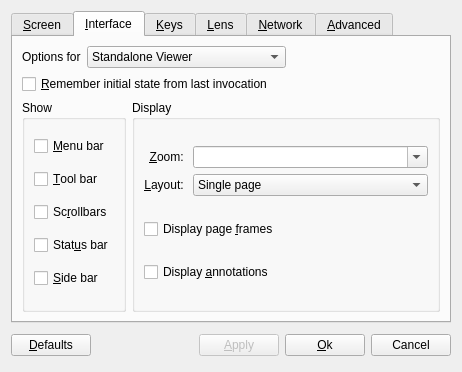
Qt form src/qdjviewprefsdialog.ui (barak/djview4) before a commit.
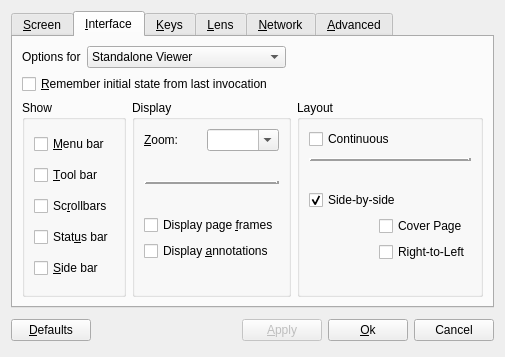
The same form after that commit. The open tabs and pages were chosen to show the change. Custom widgets are drawn as their Qt base class.

Commit message: Reshuffled preferences dialog for new side-by-side options.

What changed in the file:
```diff
--- a/src/qdjviewprefsdialog.ui
+++ b/src/qdjviewprefsdialog.ui
@@ -5,8 +5,8 @@
    <rect>
     <x>0</x>
     <y>0</y>
-    <width>447</width>
-    <height>372</height>
+    <width>505</width>
+    <height>357</height>
    </rect>
   </property>
   <property name="windowTitle" >
@@ -259,40 +259,24 @@
       </layout>
      </widget>
      <widget class="QWidget" name="interfaceTab" >
+      <property name="geometry" >
+       <rect>
+        <x>0</x>
+        <y>0</y>
+        <width>483</width>
+        <height>265</height>
+       </rect>
+      </property>
       <attribute name="title" >
        <string>&amp;Interface</string>
       </attribute>
-      <layout class="QVBoxLayout" >
-       <property name="spacing" >
-        <number>6</number>
-       </property>
-       <property name="leftMargin" >
-        <number>9</number>
-       </property>
-       <property name="topMargin" >
-        <number>9</number>
-       </property>
-       <property name="rightMargin" >
-        <number>9</number>
-       </property>
-       <property name="bottomMargin" >
-        <number>9</number>
-       </property>
+      <layout class="QVBoxLayout" name="verticalLayout_5" >
        <item>
         <layout class="QHBoxLayout" >
          <property name="spacing" >
           <number>6</number>
          </property>
-         <property name="leftMargin" >
-          <number>0</number>
-         </property>
-         <property name="topMargin" >
-          <number>0</number>
-         </property>
-         <property name="rightMargin" >
-          <number>0</number>
-         </property>
-         <property name="bottomMargin" >
+         <property name="margin" >
           <number>0</number>
          </property>
          <item>
@@ -352,43 +336,13 @@
         </widget>
        </item>
        <item>
-        <layout class="QHBoxLayout" >
-         <property name="spacing" >
-          <number>6</number>
-         </property>
-         <property name="leftMargin" >
-          <number>0</number>
-         </property>
-         <property name="topMargin" >
-          <number>0</number>
-         </property>
-         <property name="rightMargin" >
-          <number>0</number>
-         </property>
-         <property name="bottomMargin" >
-          <number>0</number>
-         </property>
+        <layout class="QHBoxLayout" name="horizontalLayout_3" >
          <item>
           <widget class="QGroupBox" name="showGroupBox" >
            <property name="title" >
             <string>Show</string>
            </property>
-           <layout class="QVBoxLayout" >
-            <property name="spacing" >
-             <number>6</number>
-            </property>
-            <property name="leftMargin" >
-             <number>9</number>
-            </property>
-            <property name="topMargin" >
-             <number>9</number>
-            </property>
-            <property name="rightMargin" >
-             <number>9</number>
-            </property>
-            <property name="bottomMargin" >
-             <number>9</number>
-            </property>
+           <layout class="QVBoxLayout" name="verticalLayout" >
             <item>
              <widget class="QCheckBox" name="menuBarCheckBox" >
               <property name="text" >
@@ -432,111 +386,76 @@
            <property name="title" >
             <string>Display</string>
            </property>
-           <layout class="QVBoxLayout" >
-            <property name="spacing" >
-             <number>6</number>
-            </property>
-            <property name="leftMargin" >
-             <number>9</number>
-            </property>
-            <property name="topMargin" >
-             <number>9</number>
-            </property>
-            <property name="rightMargin" >
-             <number>9</number>
-            </property>
-            <property name="bottomMargin" >
-             <number>9</number>
-            </property>
+           <layout class="QVBoxLayout" name="verticalLayout_2" >
             <item>
-             <layout class="QGridLayout" >
-              <property name="leftMargin" >
-               <number>0</number>
-              </property>
-              <property name="topMargin" >
-               <number>0</number>
-              </property>
-              <property name="rightMargin" >
-               <number>0</number>
-              </property>
-              <property name="bottomMargin" >
-               <number>0</number>
-              </property>
-              <property name="horizontalSpacing" >
-               <number>6</number>
-              </property>
-              <property name="verticalSpacing" >
-               <number>6</number>
-              </property>
-              <item row="0" column="0" >
+             <layout class="QHBoxLayout" name="horizontalLayout" >
+              <item>
                <widget class="QLabel" name="label22" >
                 <property name="text" >
                  <string>&amp;Zoom: </string>
                 </property>
                 <property name="alignment" >
-                 <set>Qt::AlignRight|Qt::AlignTrailing|Qt::AlignVCenter</set>
+                 <set>Qt::AlignLeading|Qt::AlignLeft|Qt::AlignVCenter</set>
                 </property>
                 <property name="buddy" >
                  <cstring>zoomCombo</cstring>
                 </property>
                </widget>
               </item>
-              <item row="0" column="1" >
+              <item>
                <widget class="QComboBox" name="zoomCombo" >
                 <property name="editable" >
                  <bool>true</bool>
                 </property>
                </widget>
               </item>
-              <item row="1" column="0" >
-               <widget class="QLabel" name="label23" >
-                <property name="text" >
-                 <string>&amp;Layout: </string>
-                </property>
-                <property name="alignment" >
-                 <set>Qt::AlignRight|Qt::AlignTrailing|Qt::AlignVCenter</set>
-                </property>
-                <property name="buddy" >
-                 <cstring>layoutCombo</cstring>
-                </property>
-               </widget>
-              </item>
-              <item row="1" column="1" >
-               <widget class="QComboBox" name="layoutCombo" >
-                <item>
-                 <property name="text" >
-                  <string>Single page</string>
-                 </property>
-                </item>
-                <item>
-                 <property name="text" >
-                  <string>Continuous pages</string>
-                 </property>
-                </item>
-                <item>
-                 <property name="text" >
-                  <string>Double pages</string>
-                 </property>
-                </item>
-                <item>
-                 <property name="text" >
-                  <string>Continuous double pages</string>
-                 </property>
-                </item>
-                <item>
-                 <property name="text" >
-                  <string>Double pages (first alone)</string>
-                 </property>
-                </item>
-                <item>
-                 <property name="text" >
-                  <string>Continuous double pages (first alone)</string>
-                 </property>
-                </item>
-               </widget>
-              </item>
              </layout>
             </item>
+            <item>
+             <spacer name="verticalSpacer_5" >
+              <property name="orientation" >
+               <enum>Qt::Vertical</enum>
+              </property>
+              <property name="sizeHint" stdset="0" >
+               <size>
+                <width>20</width>
+                <height>40</height>
+               </size>
+              </property>
+             </spacer>
+            </item>
+            <item>
+             <widget class="QFrame" name="frame" >
+              <property name="sizePolicy" >
+               <sizepolicy vsizetype="Fixed" hsizetype="Preferred" >
+                <horstretch>0</horstretch>
+                <verstretch>0</verstretch>
+               </sizepolicy>
+              </property>
+              <property name="frameShape" >
+               <enum>QFrame::HLine</enum>
+              </property>
+              <property name="frameShadow" >
+               <enum>QFrame::Raised</enum>
+              </property>
+              <property name="lineWidth" >
+               <number>3</number>
+              </property>
+             </widget>
+            </item>
+            <item>
+             <spacer name="verticalSpacer_2" >
+              <property name="orientation" >
+               <enum>Qt::Vertical</enum>
+              </property>
+              <property name="sizeHint" stdset="0" >
+               <size>
+                <width>20</width>
+                <height>40</height>
+               </size>
+              </property>
+             </spacer>
+            </item>
             <item>
              <widget class="QCheckBox" name="frameCheckBox" >
               <property name="text" >
@@ -551,6 +470,154 @@
               </property>
              </widget>
             </item>
+            <item>
+             <spacer name="verticalSpacer_6" >
+              <property name="orientation" >
+               <enum>Qt::Vertical</enum>
+              </property>
+              <property name="sizeHint" stdset="0" >
+               <size>
+                <width>20</width>
+                <height>40</height>
+               </size>
+              </property>
+             </spacer>
+            </item>
+            <item>
+             <spacer name="verticalSpacer" >
+              <property name="orientation" >
+               <enum>Qt::Vertical</enum>
+              </property>
+              <property name="sizeHint" stdset="0" >
+               <size>
+                <width>20</width>
+                <height>5</height>
+               </size>
+              </property>
+             </spacer>
+            </item>
+           </layout>
+          </widget>
+         </item>
+         <item>
+          <widget class="QGroupBox" name="layoutGroupBox" >
+           <property name="title" >
+            <string>Layout</string>
+           </property>
+           <layout class="QVBoxLayout" name="verticalLayout_4" >
+            <item>
+             <widget class="QCheckBox" name="continuousCheckBox" >
+              <property name="text" >
+               <string>Continuous</string>
+              </property>
+             </widget>
+            </item>
+            <item>
+             <spacer name="verticalSpacer_7" >
+              <property name="orientation" >
+               <enum>Qt::Vertical</enum>
+              </property>
+              <property name="sizeHint" stdset="0" >
+               <size>
+                <width>20</width>
+                <height>20</height>
+               </size>
+              </property>
+             </spacer>
+            </item>
+            <item>
+             <widget class="QFrame" name="frame_2" >
+              <property name="sizePolicy" >
+               <sizepolicy vsizetype="Fixed" hsizetype="Preferred" >
+                <horstretch>0</horstretch>
+                <verstretch>0</verstretch>
+               </sizepolicy>
+              </property>
+              <property name="frameShape" >
+               <enum>QFrame::HLine</enum>
+              </property>
+              <property name="frameShadow" >
+               <enum>QFrame::Raised</enum>
+              </property>
+              <property name="lineWidth" >
+               <number>3</number>
+              </property>
+             </widget>
+            </item>
+            <item>
+             <spacer name="verticalSpacer_4" >
+              <property name="orientation" >
+               <enum>Qt::Vertical</enum>
+              </property>
+              <property name="sizeHint" stdset="0" >
+               <size>
+                <width>20</width>
+                <height>40</height>
+               </size>
+              </property>
+             </spacer>
+            </item>
+            <item>
+             <widget class="QCheckBox" name="sideBySideCheckBox" >
+              <property name="text" >
+               <string>Side-by-side</string>
+              </property>
+              <property name="checked" >
+               <bool>true</bool>
+              </property>
+             </widget>
+            </item>
+            <item>
+             <layout class="QHBoxLayout" name="horizontalLayout_2" >
+              <item>
+               <spacer name="horizontalSpacer" >
+                <property name="orientation" >
+                 <enum>Qt::Horizontal</enum>
+                </property>
+                <property name="sizeType" >
+                 <enum>QSizePolicy::MinimumExpanding</enum>
+                </property>
+                <property name="sizeHint" stdset="0" >
+                 <size>
+                  <width>16</width>
+                  <height>20</height>
+                 </size>
+                </property>
+               </spacer>
+              </item>
+              <item>
+               <layout class="QVBoxLayout" name="verticalLayout_3" >
+                <item>
+                 <widget class="QCheckBox" name="coverPageCheckBox" >
+                  <property name="text" >
+                   <string>Cover Page</string>
+                  </property>
+                 </widget>
+                </item>
+                <item>
+                 <widget class="QCheckBox" name="rtolCheckBox" >
+                  <property name="text" >
+                   <string>Right-to-Left</string>
+                  </property>
+                 </widget>
+                </item>
+               </layout>
+              </item>
+             </layout>
+            </item>
+            <item>
+             <spacer name="verticalSpacer_3" >
+              <property name="orientation" >
+               <enum>Qt::Vertical</enum>
+              </property>
+              <property name="sizeHint" stdset="0" >
+               <size>
+                <width>20</width>
+                <height>40</height>
+               </size>
+              </property>
+             </spacer>
+            </item>
            </layout>
           </widget>
          </item>
@@ -1108,16 +1175,7 @@
      <property name="spacing" >
       <number>6</number>
      </property>
-     <property name="leftMargin" >
-      <number>0</number>
-     </property>
-     <property name="topMargin" >
-      <number>0</number>
-     </property>
-     <property name="rightMargin" >
-      <number>0</number>
-     </property>
-     <property name="bottomMargin" >
+     <property name="margin" >
       <number>0</number>
      </property>
      <item>
```
Left out of the diff: 330 changed lines with no effect on the pictures. The commit also changes 6 other files.
